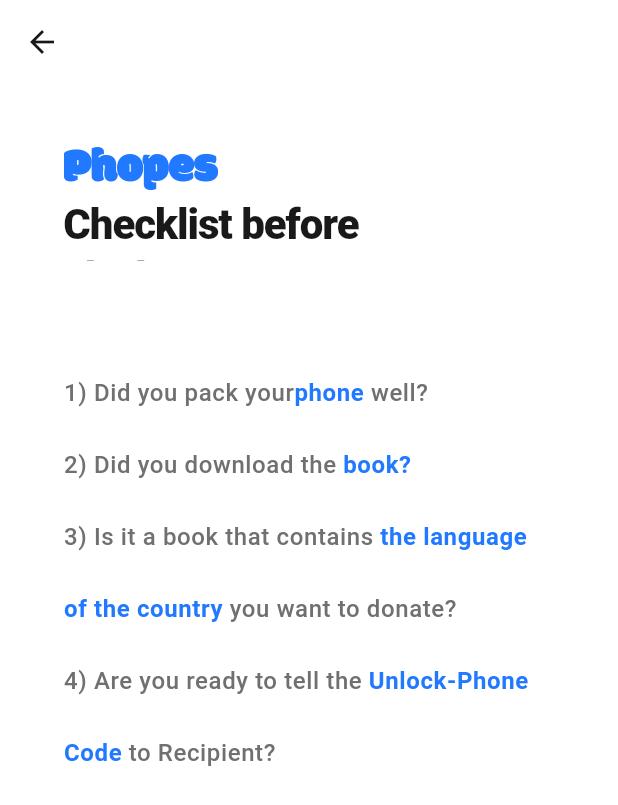
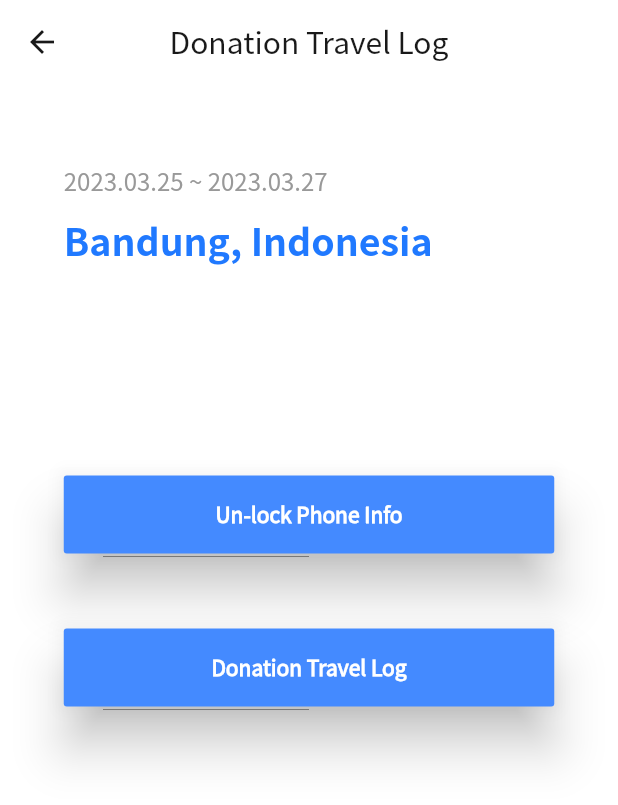
Before and after one commit to GSC2023-Reducer/phopes, a Flutter app: the TripRecordCard widget shown alone on an empty page, opened directly, after a tap on "Bandung, Indonesia", on a phone screen of 412 x 824 dp. Shown: the top 805 px of the screen. Run offline on Flutter 3.47's test engine with Material 2 defaults, Android fonts, the phone set to English and light mode, and no system bars; our stand-ins replace cloud_firestore, firebase_auth, firebase_core, firebase_storage, google_sign_in, isar and 2 more; accounts and stored records are empty; generated files the repository leaves out were written again; network calls fail; Roboto replaces fonts that are missing (Noto Sans CJK KR, Noto Sans CJK KR, Bold, Noto Sans CJK KR, Medium).

Commit message:
[디자인 화면 추가] 28,29,30 page
어도비 디자인 순번에 맞춰 28,29,30 page로 이름 지었습니다.

여행 카드에 기록된 지역과 날짜를 받아와서 날짜의 경우 2023.01.01 ~ ... 로 입력 받은 것을 앞 부분만 가져와서 오늘 날짜와 비교를 통해 시간 순서에 맞는 다음 페이지로 넘어가게 코드를 짰습니다.

핸드폰 정보는 리스트를 선언해서 리스트 값에서 순차대로 불러오게 구현해서 나중에 핸드폰 정보를 불러올 때, 리스트에다 순서에 맞게 값을 넣어주면 됩니다.

```diff
--- a/lib/checklist_before_start.dart
+++ b/lib/checklist_before_start.dart
@@ -56,7 +56,7 @@ class _CheckListBeforeStart extends State<CheckListBeforeStart> {
                         ),
                       ),
                       const SizedBox(
-                        height: 81 / 2,
+                        // height: 81 / 2,
                         width: 450 / 2,
                         child: Text(
                           'Checklist before start',
@@ -72,7 +72,7 @@ class _CheckListBeforeStart extends State<CheckListBeforeStart> {
                         height: 55 / 2,
                       ),
                       SizedBox(
-                        height: 1154 / 2,
+                        // height: 1154 / 2,
                         width: 654 / 2,
                         child: SingleChildScrollView(
                           child: RichText(
@@ -96,7 +96,7 @@ class _CheckListBeforeStart extends State<CheckListBeforeStart> {
                                   ),
                                 ),
                                 TextSpan(
-                                  text: 'phone',
+                                  text: ' phone',
                                   style: TextStyle(
                                     color: Color(0xff2079FF),
                                     fontSize: 32 / 2,
--- /dev/null
+++ b/lib/page_30.dart
@@ -0,0 +1,141 @@
+import 'package:flutter/material.dart';
+import 'package:phopes/page_28.dart';
+import 'package:phopes/thanks_for_donation.dart';
+
+class BeforeTravelDetails extends StatefulWidget {
+  String period;
+  String region;
+
+  BeforeTravelDetails({
+    required this.period,
+    required this.region,
+    super.key,
+  });
+
+  @override
+  State<BeforeTravelDetails> createState() => _BeforeTravelDetails();
+}
+
+class _BeforeTravelDetails extends State<BeforeTravelDetails> {
+  @override
+  void initState() {
+    super.initState();
+  }
+
+  @override
+  Widget build(BuildContext context) {
+    return MediaQuery(
+      data: MediaQuery.of(context).copyWith(textScaleFactor: 1.0),
+      child: Scaffold(
+        backgroundColor: Colors.white,
+        resizeToAvoidBottomInset: false,
+        appBar: AppBar(
+          elevation: 0.0,
+          centerTitle: true,
+          title: const Text("Donation Travel Log",
+              style: TextStyle(
+                fontFamily: 'NotoSansKR',
+                fontWeight: FontWeight.w500,
+                color: Color(0xff191919),
+              )),
+          backgroundColor: const Color(0xffffffff),
+          leading: IconButton(
+              icon: const Icon(Icons.arrow_back_outlined),
+              onPressed: () {
+                Navigator.pop(context);
+              },
+              color: const Color(0xff191919)),
+        ),
+        body: Center(
+          child: Column(
+            mainAxisAlignment: MainAxisAlignment.start,
+            children: [
+              Container(
+                width: 654 / 2,
+                padding: EdgeInsets.fromLTRB(0, 105 / 2, 0, 0),
+                child: Column(
+                  crossAxisAlignment: CrossAxisAlignment.start,
+                  children: [
+                    Text(
+                      widget.period,
+                      style: TextStyle(
+                        color: Color(0xff999999),
+                        fontFamily: 'Noto Sans CJK KR',
+                        fontWeight: FontWeight.normal,
+                        fontSize: 32 / 2,
+                      ),
+                    ),
+                    SizedBox(
+                      height: 20 / 2,
+                    ),
+                    Text(
+                      widget.region,
+                      style: TextStyle(
+                        color: Color(0xff2079FF),
+                        fontFamily: 'Noto Sans CJK KR',
+                        fontWeight: FontWeight.bold,
+                        fontSize: 50 / 2,
+                      ),
+                    ),
+                  ],
+                ),
+              ),
+              SizedBox(
+                height: 279 / 2,
+              ),
+              SizedBox(
+                width: 654 / 2,
+                child: MaterialButton(
+                    elevation: 14,
+                    minWidth: 340,
+                    height: 104 / 2,
+                    onPressed: () {
+                      Navigator.push(
+                        context,
+                        MaterialPageRoute(
+                            builder: (context) => const CheckPhoneDetail()),
+                      );
+                    },
+                    color: Colors.blueAccent,
+                    child: const Text(
+                      "Un-lock Phone Info",
+                      style: TextStyle(
+                        color: Colors.white,
+                        fontFamily: 'NotoSansKR',
+                        fontWeight: FontWeight.w700,
+                      ),
+                    )),
+              ),
+              SizedBox(
+                height: 50,
+              ),
+              SizedBox(
+                width: 654 / 2,
+                child: MaterialButton(
+                    elevation: 14,
+                    minWidth: 340,
+                    height: 104 / 2,
+                    onPressed: () {
+                      Navigator.push(
+                        context,
+                        MaterialPageRoute(
+                            builder: (context) => const ThanksForDonation()),
+                      );
+                    },
+                    color: Colors.blueAccent,
+                    child: const Text(
+                      "Donation Travel Log",
+                      style: TextStyle(
+                        color: Colors.white,
+                        fontFamily: 'NotoSansKR',
+                        fontWeight: FontWeight.w700,
+                      ),
+                    )),
+              ),
+            ],
+          ),
+        ),
+      ),
+    );
+  }
+}
--- a/lib/trip_record_page.dart
+++ b/lib/trip_record_page.dart
@@ -138,7 +138,7 @@ class _TripRecordPage extends State<TripRecordPage>
                             )),
                         TripRecordCard(
                             city: 'Ho Chi Minh, Vietnam',
-                            period: '2023.04.12 ~ 2023.04.15'),
+                            period: '2023.07.12 ~ 2023.07.15'),
                       ],
                     ),
                     alignment: Alignment.center,
--- a/lib/widgets/trip_record_card.dart
+++ b/lib/widgets/trip_record_card.dart
@@ -1,21 +1,31 @@
 import 'package:flutter/material.dart';
-import 'package:phopes/thanks_for_donation.dart';
-import 'package:phopes/checklist_before_start.dart';
+import 'package:intl/intl.dart';
+
+import '../page_29.dart';
+import '../page_30.dart';
 
 class TripRecordCard extends StatelessWidget {
   String city;
   String period;
   TripRecordCard({super.key, required this.city, required this.period});
+  DateTime now = DateTime.now();
+  DateFormat format = DateFormat('yyyy.MM.dd');
 
   @override
   Widget build(BuildContext context) {
     return GestureDetector(
         onTap: () {
-          (city == 'South Sumatra, Indonesia')
+          (now.isBefore(format.parse(period.split('~')[0])))
               ? Navigator.of(context).push(MaterialPageRoute(
-                  builder: (context) => const ThanksForDonation()))
+                  builder: (context) => AfterTravelDetails(
+                        period: this.period,
+                        region: this.city,
+                      )))
               : Navigator.of(context).push(MaterialPageRoute(
-                  builder: (context) => const CheckListBeforeStart()));
+                  builder: (context) => BeforeTravelDetails(
+                        period: this.period,
+                        region: this.city,
+                      )));
         },
         child: Container(
             height: 200,
```
Also changed, not shown: lib/book_detail_page.dart (+5 -5 lines), lib/page_28.dart (added, +126 -0 lines), lib/page_29.dart (added, +142 -0 lines).
